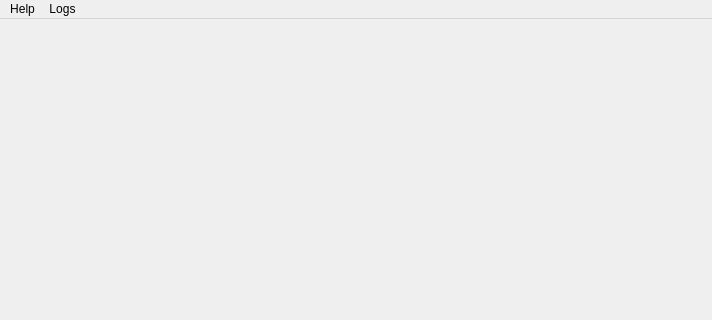
This is mainwindow.ui in M25Racer/SBC_App as Qt 5 draws it before an edit; both pictures show x 0 to 712 and y 0 to 320 of the 712 by 488 pixel window. The edited form follows.
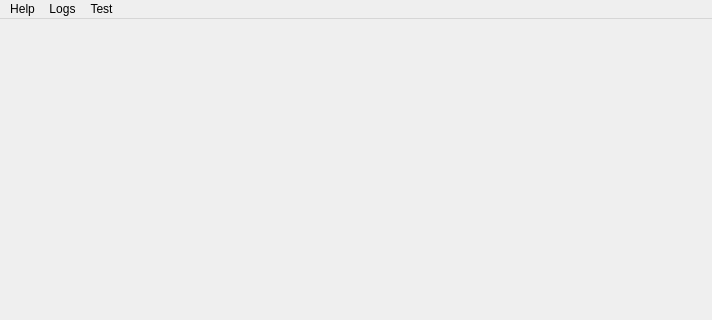
This is the edited form. Icons and pictures are not drawn.

What changed in the file:
```diff
--- a/mainwindow.ui
+++ b/mainwindow.ui
@@ -39,8 +39,17 @@
     <addaction name="actionLogsFlush"/>
     <addaction name="actionLogsOpenFile"/>
    </widget>
+   <widget class="QMenu" name="menuTest">
+    <property name="title">
+     <string>Test</string>
+    </property>
+    <addaction name="actionSend_HS_command_GET_STATUS"/>
+    <addaction name="actionSend_HS_command_GET_DATA"/>
+    <addaction name="actionGET_DATA_SIZE"/>
+   </widget>
    <addaction name="menuHelp"/>
    <addaction name="menuLogs"/>
+   <addaction name="menuTest"/>
   </widget>
   <widget class="QStatusBar" name="statusBar"/>
   <action name="actionAbout">
```
Left out of the diff: 15 changed lines with no effect on the pictures.
